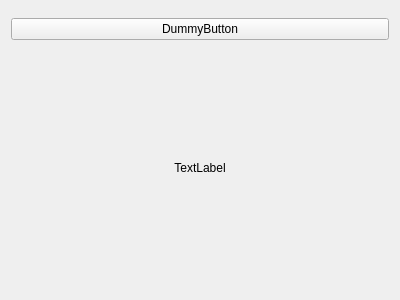
Above: ui/Game.ui from UNIDY2002/Doudizhu before the change. Below: the same form after it.
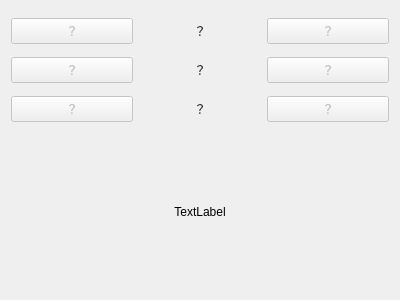
That is the form after the change.

Commit message: Call for landlord.

```diff
--- a/ui/Game.ui
+++ b/ui/Game.ui
@@ -22,11 +22,127 @@
     </spacer>
    </item>
    <item>
-    <widget class="QPushButton" name="dummy">
-     <property name="text">
-      <string>DummyButton</string>
+    <layout class="QHBoxLayout" name="landlordContainer0">
+     <item>
+      <widget class="QPushButton" name="positive0">
+       <property name="enabled">
+        <bool>false</bool>
+       </property>
+       <property name="text">
+        <string>？</string>
+       </property>
+      </widget>
+     </item>
+     <item>
+      <widget class="QLabel" name="status0">
+       <property name="text">
+        <string>？</string>
+       </property>
+       <property name="alignment">
+        <set>Qt::AlignCenter</set>
+       </property>
+      </widget>
+     </item>
+     <item>
+      <widget class="QPushButton" name="negative0">
+       <property name="enabled">
+        <bool>false</bool>
+       </property>
+       <property name="text">
+        <string>？</string>
+       </property>
+      </widget>
+     </item>
+    </layout>
+   </item>
+   <item>
+    <spacer name="spacer1">
+     <property name="orientation">
+      <enum>Qt::Vertical</enum>
      </property>
-    </widget>
+    </spacer>
+   </item>
+   <item>
+    <layout class="QHBoxLayout" name="landlordContainer1">
+     <item>
+      <widget class="QPushButton" name="positive1">
+       <property name="enabled">
+        <bool>false</bool>
+       </property>
+       <property name="text">
+        <string>？</string>
+       </property>
+      </widget>
+     </item>
+     <item>
+      <widget class="QLabel" name="status1">
+       <property name="text">
+        <string>？</string>
+       </property>
+       <property name="alignment">
+        <set>Qt::AlignCenter</set>
+       </property>
+      </widget>
+     </item>
+     <item>
+      <widget class="QPushButton" name="negative1">
+       <property name="enabled">
+        <bool>false</bool>
+       </property>
+       <property name="text">
+        <string>？</string>
+       </property>
+      </widget>
+     </item>
+    </layout>
+   </item>
+   <item>
+    <spacer name="spacer2">
+     <property name="orientation">
+      <enum>Qt::Vertical</enum>
+     </property>
+    </spacer>
+   </item>
+   <item>
+    <layout class="QHBoxLayout" name="landlordContainer2">
+     <item>
+      <widget class="QPushButton" name="positive2">
+       <property name="enabled">
+        <bool>false</bool>
+       </property>
+       <property name="text">
+        <string>？</string>
+       </property>
+      </widget>
+     </item>
+     <item>
+      <widget class="QLabel" name="status2">
+       <property name="text">
+        <string>？</string>
+       </property>
+       <property name="alignment">
+        <set>Qt::AlignCenter</set>
+       </property>
+      </widget>
+     </item>
+     <item>
+      <widget class="QPushButton" name="negative2">
+       <property name="enabled">
+        <bool>false</bool>
+       </property>
+       <property name="text">
+        <string>？</string>
+       </property>
+      </widget>
+     </item>
+    </layout>
+   </item>
+   <item>
+    <spacer name="spacer3">
+     <property name="orientation">
+      <enum>Qt::Vertical</enum>
+     </property>
+    </spacer>
    </item>
    <item>
     <layout class="QHBoxLayout" name="cardContainer">
```
Left out of the diff: 2 changed lines with no effect on the pictures. The commit also changes 5 other files.
